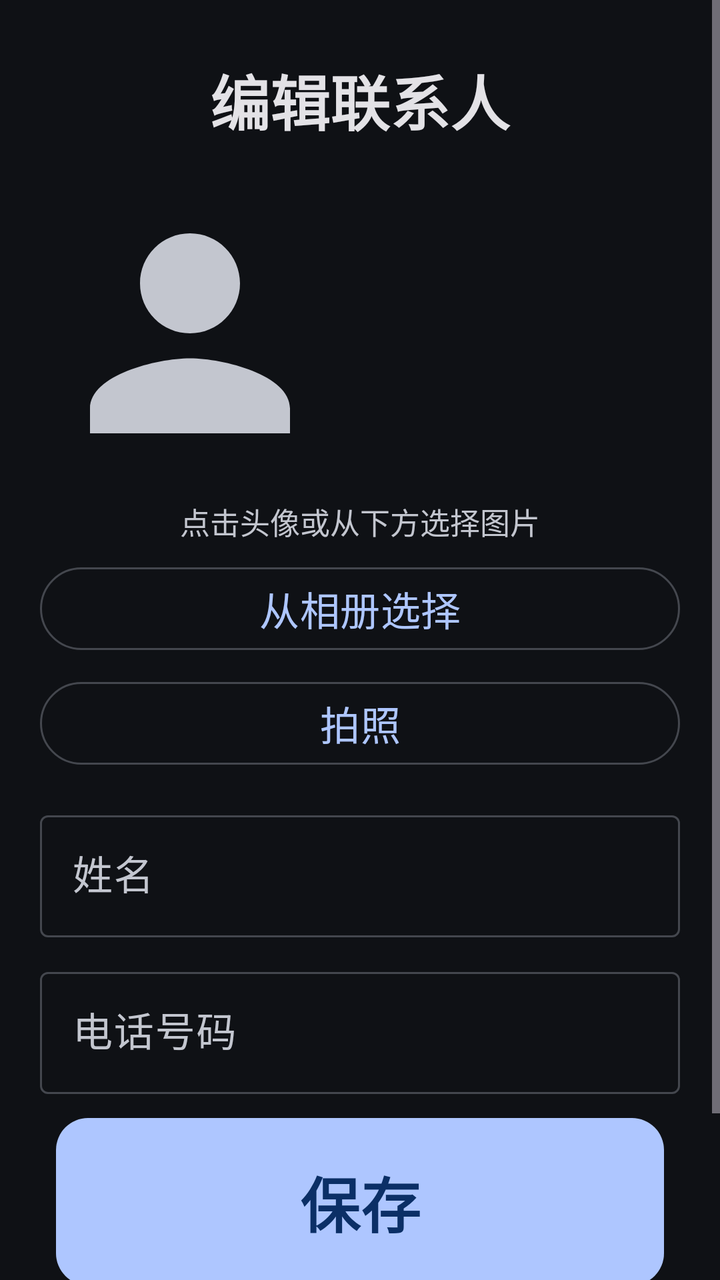
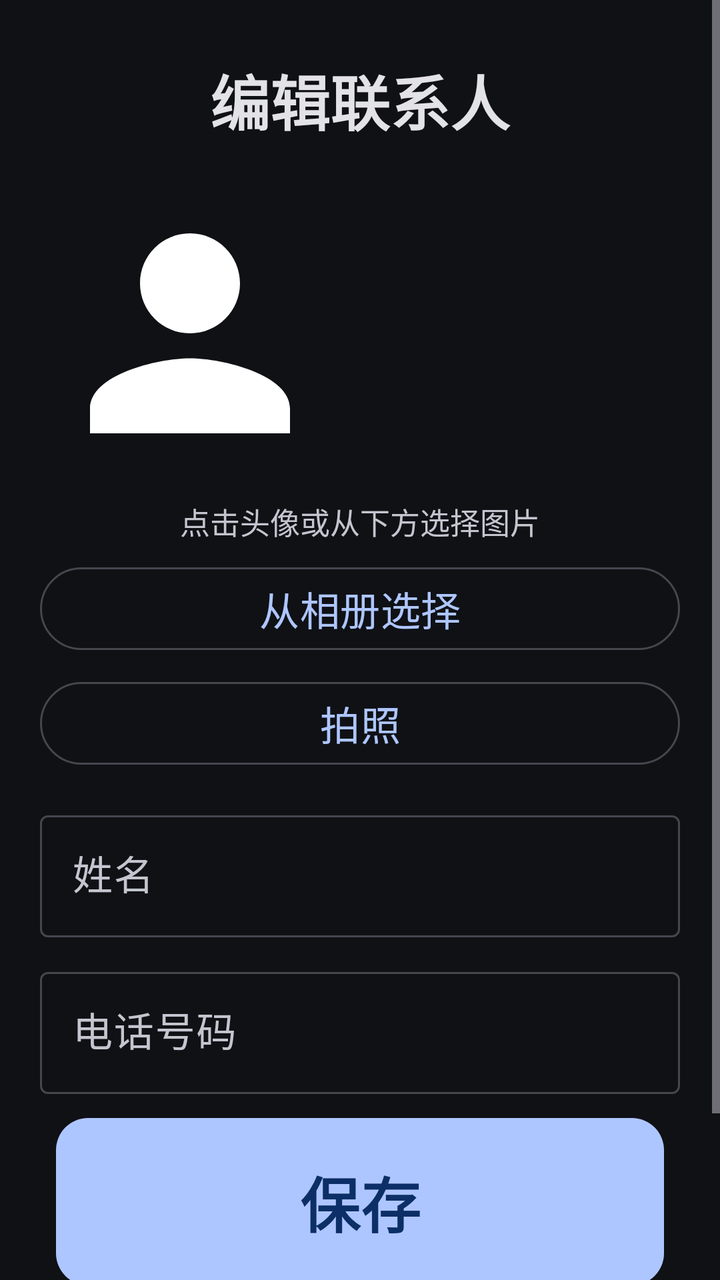

Two renders of the same Android screen: before a commit and after it. Below are the layout's source before the change and the commit's diff.
<!-- AndroidManifest.xml: application theme Theme.ElderLauncher -->
<!-- res/layout/activity_contact_edit.xml -->
<?xml version="1.0" encoding="utf-8"?>
<ScrollView xmlns:android="http://schemas.android.com/apk/res/android"
    xmlns:app="http://schemas.android.com/apk/res-auto"
    android:layout_width="match_parent"
    android:layout_height="match_parent"
    android:background="?android:colorBackground">

    <LinearLayout
        android:orientation="vertical"
        android:padding="20dp"
        android:layout_width="match_parent"
        android:layout_height="wrap_content">

        <TextView
            android:layout_width="match_parent"
            android:layout_height="wrap_content"
            android:text="@string/edit_contact_title"
            android:textSize="30sp"
            android:textStyle="bold"
            android:gravity="center"
            android:textColor="?attr/colorOnSurface"
            android:padding="8dp" />

        
        <FrameLayout
            android:layout_width="match_parent"
            android:layout_height="wrap_content"
            android:gravity="center"
            android:layout_marginTop="12dp">
            <com.google.android.material.imageview.ShapeableImageView
                android:id="@+id/imgAvatar"
                android:layout_width="150dp"
                android:layout_height="150dp"
                android:scaleType="centerCrop"
                android:src="@drawable/ic_person"
                app:tint="?attr/colorOnSurfaceVariant"
                app:shapeAppearanceOverlay="@style/AvatarRounded"
                android:clickable="true"
                android:focusable="true"
                android:foreground="?attr/selectableItemBackground" />
        </FrameLayout>

        <TextView
            android:layout_width="match_parent"
            android:layout_height="wrap_content"
            android:text="@string/choose_avatar"
            android:textSize="15sp"
            android:gravity="center"
            android:textColor="?attr/colorOnSurfaceVariant"
            android:layout_marginTop="8dp"
            android:layout_marginBottom="8dp" />

        <com.google.android.material.button.MaterialButton
            android:id="@+id/btnFromAlbum"
            style="?attr/materialButtonOutlinedStyle"
            android:layout_width="match_parent"
            android:layout_height="wrap_content"
            android:text="@string/from_album"
            android:textSize="20sp" />

        <com.google.android.material.button.MaterialButton
            android:id="@+id/btnTakePhoto"
            style="?attr/materialButtonOutlinedStyle"
            android:layout_width="match_parent"
            android:layout_height="wrap_content"
            android:text="@string/take_photo"
            android:textSize="20sp"
            android:layout_marginTop="8dp" />

        <com.google.android.material.textfield.TextInputLayout
            style="@style/Widget.Material3.TextInputLayout.OutlinedBox"
            android:layout_width="match_parent"
            android:layout_height="wrap_content"
            android:hint="@string/contact_name_hint"
            android:layout_marginTop="16dp">
            <com.google.android.material.textfield.TextInputEditText
                android:id="@+id/etName"
                android:inputType="text"
                android:textSize="20sp"
                android:layout_width="match_parent"
                android:layout_height="wrap_content" />
        </com.google.android.material.textfield.TextInputLayout>

        <com.google.android.material.textfield.TextInputLayout
            style="@style/Widget.Material3.TextInputLayout.OutlinedBox"
            android:layout_width="match_parent"
            android:layout_height="wrap_content"
            android:hint="@string/contact_phone_hint"
            android:layout_marginTop="12dp">
            <com.google.android.material.textfield.TextInputEditText
                android:id="@+id/etPhone"
                android:inputType="phone"
                android:textSize="20sp"
                android:layout_width="match_parent"
                android:layout_height="wrap_content" />
        </com.google.android.material.textfield.TextInputLayout>

        <com.google.android.material.button.MaterialButton
            android:id="@+id/btnSave"
            style="@style/BigButton"
            android:layout_width="match_parent"
            android:layout_height="wrap_content"
            android:text="@string/save_contact"
            android:layout_marginTop="20dp" />

        <com.google.android.material.button.MaterialButton
            android:id="@+id/btnDelete"
            style="?attr/materialButtonOutlinedStyle"
            android:layout_width="match_parent"
            android:layout_height="wrap_content"
            android:text="@string/delete_contact"
            android:textSize="20sp"
            android:textColor="?attr/colorError"
            android:layout_marginTop="12dp" />
    </LinearLayout>
</ScrollView>
<!-- resources referenced by this layout -->
<resources>
  <!-- drawable ic_person (drawable) -->
  <vector xmlns:android="http://schemas.android.com/apk/res/android"
      android:width="56dp"
      android:height="56dp"
      android:viewportWidth="24"
      android:viewportHeight="24">
      <path
          android:fillColor="#FFFFFF"
          android:pathData="M12,12c2.21,0 4,-1.79 4,-4s-1.79,-4 -4,-4 -4,1.79 -4,4 1.79,4 4,4zM12,14c-2.67,0 -8,1.34 -8,4v2h16v-2c0,-2.66 -5.33,-4 -8,-4z" />
  </vector>
  <string name="choose_avatar">点击头像或从下方选择图片</string>
  <string name="contact_name_hint">姓名</string>
  <string name="contact_phone_hint">电话号码</string>
  <string name="delete_contact">删除</string>
  <string name="edit_contact_title">编辑联系人</string>
  <string name="from_album">从相册选择</string>
  <string name="save_contact">保存</string>
  <string name="take_photo">拍照</string>
  <style name="AvatarRounded">
          <item name="cornerFamily">rounded</item>
          <item name="cornerSize">16dp</item>
      </style>
  <style name="BigButton" parent="Widget.Material3.Button">
          <item name="android:textSize">30sp</item>
          <item name="android:textStyle">bold</item>
          <item name="android:padding">20dp</item>
          <item name="android:layout_margin">8dp</item>
          <item name="android:minHeight">64dp</item>
          <item name="cornerRadius">16dp</item>
      </style>
  <color name="colorPrimary">#AEC6FF</color>
  <color name="colorOnPrimary">#0B2F66</color>
  <color name="colorPrimaryContainer">#284786</color>
  <color name="colorOnPrimaryContainer">#D9E2FF</color>
  <color name="colorSecondary">#BEC6DC</color>
  <color name="colorOnSecondary">#283141</color>
  <color name="colorSecondaryContainer">#3E4759</color>
  <color name="colorOnSecondaryContainer">#DAE2F9</color>
  <color name="colorTertiary">#DDBCE4</color>
  <color name="colorOnTertiary">#3F2844</color>
  <color name="colorTertiaryContainer">#573E5C</color>
  <color name="colorOnTertiaryContainer">#FAD8FF</color>
  <color name="colorOnBackground">#E2E2E9</color>
  <color name="colorSurface">#1A1C22</color>
  <color name="colorOnSurface">#E3E2E6</color>
  <color name="colorSurfaceVariant">#2A2E37</color>
  <color name="colorOnSurfaceVariant">#C3C6CF</color>
  <color name="colorSurfaceContainer">#1E2128</color>
  <color name="colorSurfaceContainerHigh">#282C34</color>
  <color name="colorSurfaceContainerHighest">#33373F</color>
  <color name="colorOutline">#44474E</color>
  <color name="colorOutlineVariant">#2A2E37</color>
  <color name="colorError">#FFB4AB</color>
  <color name="colorOnError">#690005</color>
  <color name="colorErrorContainer">#93000A</color>
  <color name="colorOnErrorContainer">#FFDAD6</color>
  <color name="colorBackground">#0F1115</color>
  <!-- unchanged entries left out for length: 1 -->
</resources>

<!-- the commit's change to res/layout/activity_contact_edit.xml (unified diff, before → after) -->
@@ -33,7 +33,6 @@
                 android:layout_height="150dp"
                 android:scaleType="centerCrop"
                 android:src="@drawable/ic_person"
-                app:tint="?attr/colorOnSurfaceVariant"
                 app:shapeAppearanceOverlay="@style/AvatarRounded"
                 android:clickable="true"
                 android:focusable="true"
<!-- resource entries referenced after the edit -->
@@ -20,7 +20,7 @@
   <string name="take_photo">拍照</string>
   <style name="AvatarRounded">
           <item name="cornerFamily">rounded</item>
-          <item name="cornerSize">16dp</item>
+          <item name="cornerSize">24dp</item>
       </style>
   <style name="BigButton" parent="Widget.Material3.Button">
           <item name="android:textSize">30sp</item>
